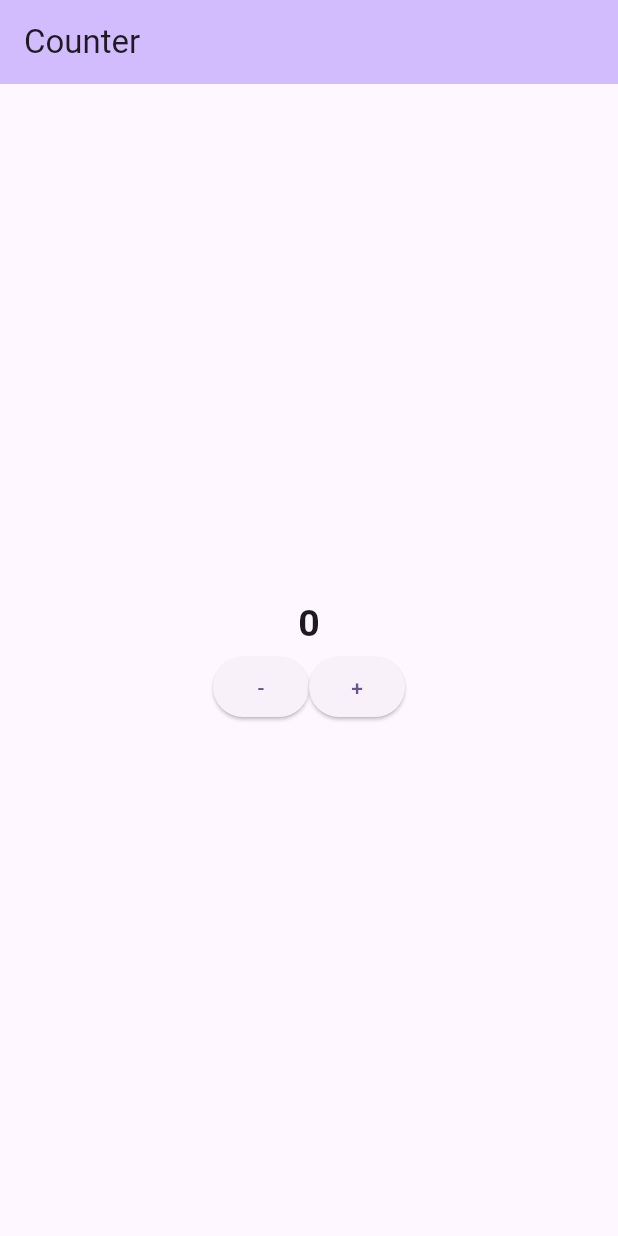
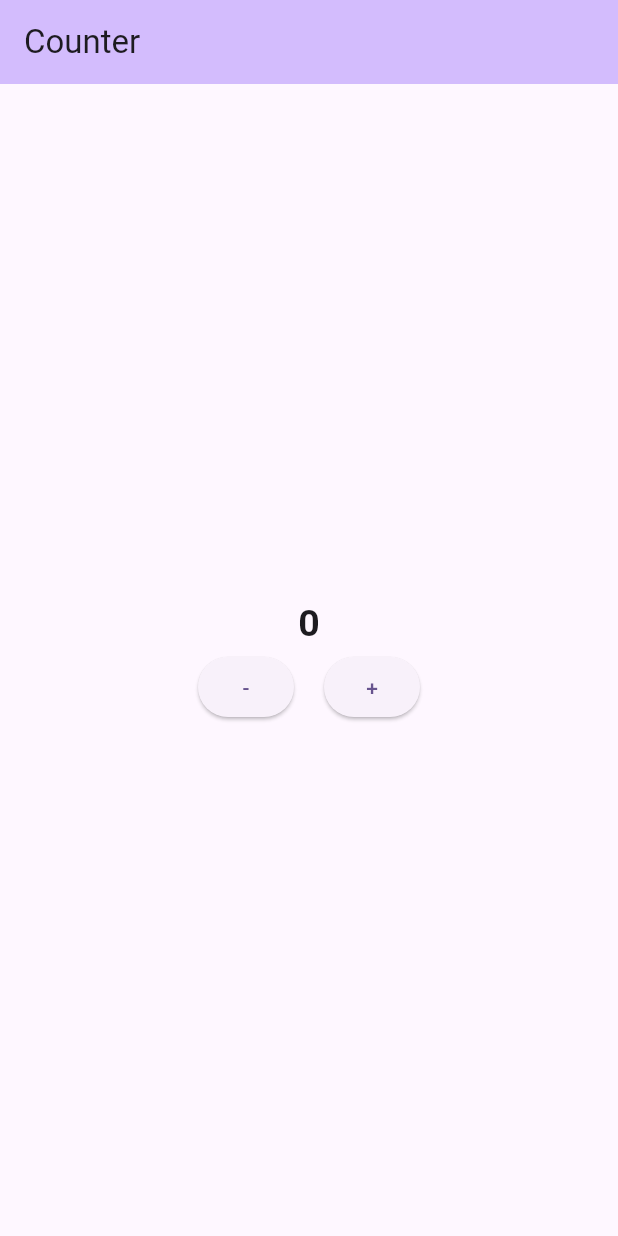
Before and after one commit to SoroushBeigi/CounterApp-Cubit, a Flutter app: the screen it shows after launch, on a phone screen of 412 x 824 dp. Run offline on Flutter 3.47's test engine with Material 2 defaults, Android fonts, the phone set to English and light mode, and no system bars; our stand-ins replace bloc, flutter_bloc.

```diff
--- a/lib/home_page.dart
+++ b/lib/home_page.dart
@@ -27,7 +27,12 @@ class _MyHomePageState extends State<MyHomePage> {
             //And Flutter will produce errors because the function call has happened while it was rendering widgets.
             //So a better way is to use BlocListener to call the function, and when we are using BlocBuilder even a better way
             //Would be replacing it with a BlocConsumer.
+
             BlocConsumer<CounterCubit, int>(
+
+              //Only show snackbar in -10 to 10 range!
+              listenWhen: (previous, current) => previous<10 && previous>-10,
+
               listener: (context, state) =>
                   ScaffoldMessenger.of(context).showSnackBar(
                 SnackBar(
@@ -35,6 +40,9 @@ class _MyHomePageState extends State<MyHomePage> {
                   duration: const Duration(microseconds: 500),
                 ),
               ),
+
+              //Limiting the counter to -15 to 15 range!
+              buildWhen: (previous, current) => previous<15 && previous>-15,
               builder: (context, state) => Text(
                 state.toString(),
                 style: const TextStyle(
@@ -51,6 +59,7 @@ class _MyHomePageState extends State<MyHomePage> {
                       BlocProvider.of<CounterCubit>(context).decrease(),
                   child: const Text('-'),
                 ),
+                const SizedBox(width: 20,),
                 ElevatedButton(
                   onPressed: () =>
                       BlocProvider.of<CounterCubit>(context).increase(),
```
